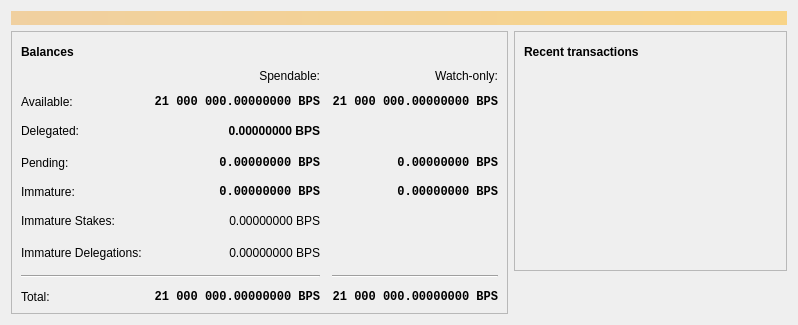
Above: src/qt/forms/overviewpage.ui from yatripay/yatripay before the change. Below: the same form after it.
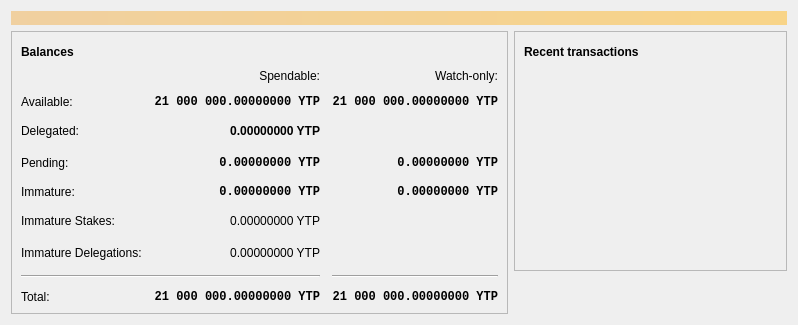
That is the form after the change. Icons and pictures are not drawn.

```diff
--- a/src/qt/forms/overviewpage.ui
+++ b/src/qt/forms/overviewpage.ui
@@ -130,7 +130,7 @@
                <string>Unconfirmed transactions to watch-only addresses</string>
               </property>
               <property name="text">
-               <string notr="true">0.00000000 BPS</string>
+               <string notr="true">0.00000000 YTP</string>
               </property>
               <property name="alignment">
                <set>Qt::AlignRight|Qt::AlignTrailing|Qt::AlignVCenter</set>
@@ -156,7 +156,7 @@
                <string>Total of transactions that have yet to be confirmed, and do not yet count toward the spendable balance</string>
               </property>
               <property name="text">
-               <string notr="true">0.00000000 BPS</string>
+               <string notr="true">0.00000000 YTP</string>
               </property>
               <property name="alignment">
                <set>Qt::AlignRight|Qt::AlignTrailing|Qt::AlignVCenter</set>
@@ -182,7 +182,7 @@
                <string>Mined balance in watch-only addresses that has not yet matured</string>
               </property>
               <property name="text">
-               <string notr="true">0.00000000 BPS</string>
+               <string notr="true">0.00000000 YTP</string>
               </property>
               <property name="alignment">
                <set>Qt::AlignRight|Qt::AlignTrailing|Qt::AlignVCenter</set>
@@ -241,7 +241,7 @@
                <string>Mined balance that has not yet matured</string>
               </property>
               <property name="text">
-               <string notr="true">0.00000000 BPS</string>
+               <string notr="true">0.00000000 YTP</string>
               </property>
               <property name="alignment">
                <set>Qt::AlignRight|Qt::AlignTrailing|Qt::AlignVCenter</set>
@@ -285,7 +285,7 @@
                <string>Stake</string>
               </property>
               <property name="text">
-               <string notr="true">0.00000000 BPS</string>
+               <string notr="true">0.00000000 YTP</string>
               </property>
               <property name="alignment">
                <set>Qt::AlignRight|Qt::AlignTrailing|Qt::AlignVCenter</set>
@@ -329,7 +329,7 @@
                <string>Immature Delegations</string>
               </property>
               <property name="text">
-               <string notr="true">0.00000000 BPS</string>
+               <string notr="true">0.00000000 YTP</string>
               </property>
               <property name="alignment">
                <set>Qt::AlignRight|Qt::AlignTrailing|Qt::AlignVCenter</set>
@@ -374,7 +374,7 @@
                <string>Delegated</string>
               </property>
               <property name="text">
-               <string notr="true">0.00000000 BPS</string>
+               <string notr="true">0.00000000 YTP</string>
               </property>
               <property name="alignment">
                <set>Qt::AlignRight|Qt::AlignTrailing|Qt::AlignVCenter</set>
@@ -420,7 +420,7 @@
                <string>Your current total balance</string>
               </property>
               <property name="text">
-               <string notr="true">21 000 000.00000000 BPS</string>
+               <string notr="true">21 000 000.00000000 YTP</string>
               </property>
               <property name="alignment">
                <set>Qt::AlignRight|Qt::AlignTrailing|Qt::AlignVCenter</set>
@@ -446,7 +446,7 @@
                <string>Current total balance in watch-only addresses</string>
               </property>
               <property name="text">
-               <string notr="true">21 000 000.00000000 BPS</string>
+               <string notr="true">21 000 000.00000000 YTP</string>
               </property>
               <property name="alignment">
                <set>Qt::AlignRight|Qt::AlignTrailing|Qt::AlignVCenter</set>
@@ -489,7 +489,7 @@
                <string>Your current spendable balance</string>
               </property>
               <property name="text">
-               <string notr="true">21 000 000.00000000 BPS</string>
+               <string notr="true">21 000 000.00000000 YTP</string>
               </property>
               <property name="alignment">
                <set>Qt::AlignRight|Qt::AlignTrailing|Qt::AlignVCenter</set>
@@ -515,7 +515,7 @@
                <string>Your current balance in watch-only addresses</string>
               </property>
               <property name="text">
-               <string notr="true">21 000 000.00000000 BPS</string>
+               <string notr="true">21 000 000.00000000 YTP</string>
               </property>
               <property name="alignment">
                <set>Qt::AlignRight|Qt::AlignTrailing|Qt::AlignVCenter</set>
```
